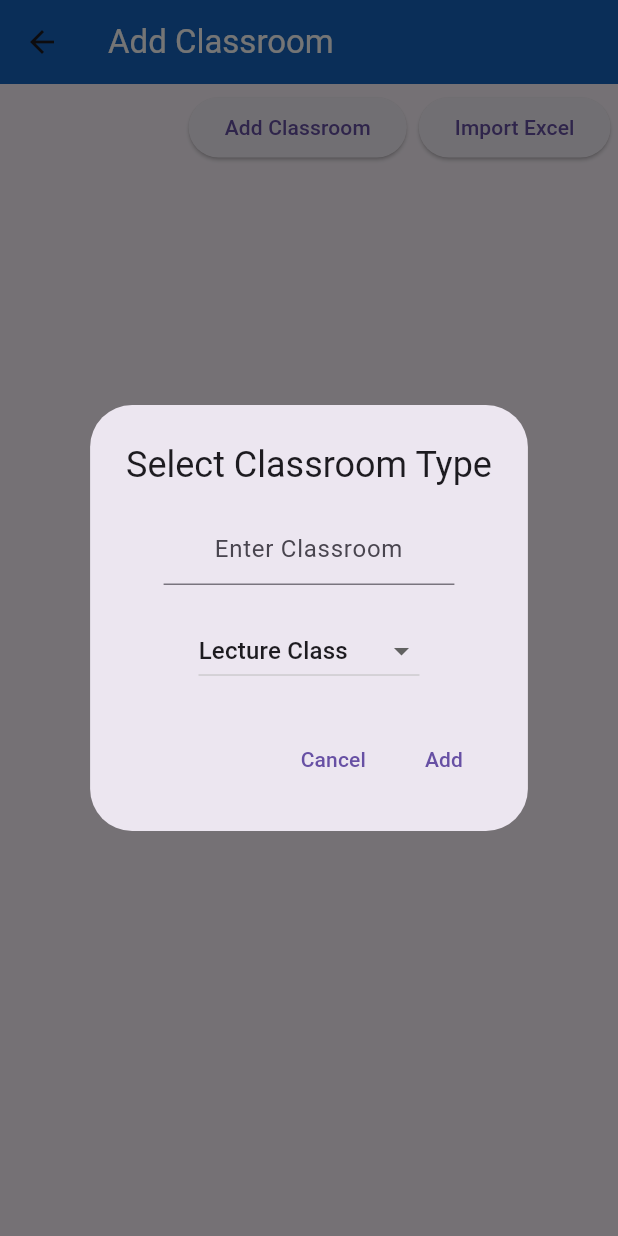
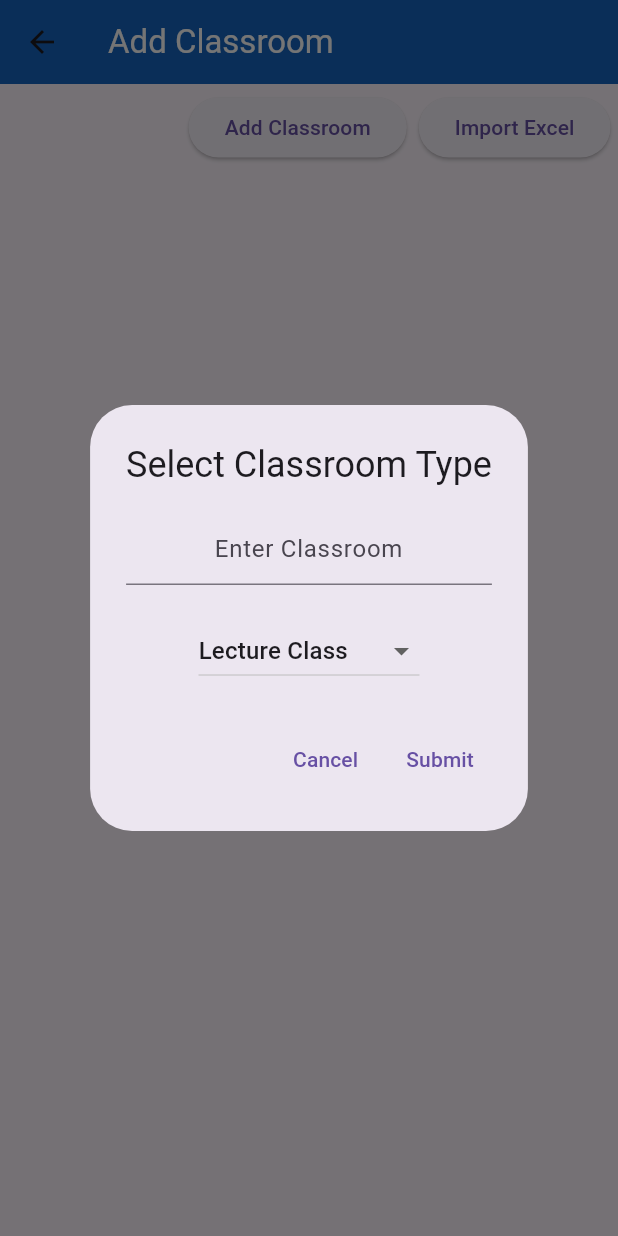
Before and after one commit to pandanaim21/timetronix, a Flutter app: the AddClassroom screen opened directly, after a tap on "Add Classroom", on a phone screen of 412 x 824 dp. Run offline on Flutter 3.47's test engine with Material 3 defaults, Android fonts, the phone set to English and light mode, and no system bars; our stand-ins replace file_picker, sqflite_common_ffi; missing offline and left inert: excel; accounts and stored records are empty.

Commit message:
custom dialog

```diff
--- /dev/null
+++ b/lib/components/custom_dialog.dart
@@ -0,0 +1,92 @@
+import 'package:flutter/material.dart';
+
+class CustomDialog extends StatefulWidget {
+  final String title;
+  final String hintText;
+  final String initialValue; // New property to hold the initial value
+  final List<String> dropdownItems;
+  final String selectedDropdownItem;
+  final Function(String, String) onSubmit;
+
+  const CustomDialog({
+    Key? key,
+    required this.title,
+    required this.hintText,
+    required this.initialValue,
+    required this.dropdownItems,
+    required this.selectedDropdownItem,
+    required this.onSubmit,
+  }) : super(key: key);
+
+  @override
+  _CustomDialogState createState() => _CustomDialogState();
+}
+
+class _CustomDialogState extends State<CustomDialog> {
+  late String room;
+  late String type;
+  late TextEditingController _textController;
+
+  @override
+  void initState() {
+    super.initState();
+    room = widget.initialValue;
+    type = widget.selectedDropdownItem;
+    _textController = TextEditingController(text: widget.initialValue);
+  }
+
+  @override
+  Widget build(BuildContext context) {
+    return AlertDialog(
+      title: Text(widget.title),
+      content: Column(
+        mainAxisSize: MainAxisSize.min,
+        children: [
+          TextField(
+            controller: _textController,
+            onChanged: (value) {
+              setState(() {
+                room = value;
+              });
+            },
+            textAlign: TextAlign.center,
+            decoration: InputDecoration(
+              hintText: widget.hintText,
+            ),
+          ),
+          SizedBox(height: 20),
+          DropdownButton<String>(
+            value: type,
+            onChanged: (String? newValue) {
+              setState(() {
+                type = newValue!;
+              });
+            },
+            items: widget.dropdownItems
+                .map<DropdownMenuItem<String>>((String value) {
+              return DropdownMenuItem<String>(
+                value: value,
+                child: Text(value),
+              );
+            }).toList(),
+          ),
+        ],
+      ),
+      actions: [
+        TextButton(
+          onPressed: () {
+            Navigator.of(context).pop();
+          },
+          child: Text('Cancel'),
+        ),
+        TextButton(
+          onPressed: () {
+            widget.onSubmit(room, type);
+            Navigator.of(context).pop();
+          },
+          child: Text('Submit'),
+        ),
+      ],
+    );
+  }
+}
--- a/lib/pages/classroom.dart
+++ b/lib/pages/classroom.dart
@@ -1,6 +1,7 @@
 import 'dart:io';
 
 import 'package:flutter/material.dart';
+import 'package:timetronix/components/custom_dialog.dart';
 import 'package:timetronix/db/db_helper.dart';
 import 'package:file_picker/file_picker.dart';
 import 'package:excel/excel.dart';
@@ -128,133 +129,33 @@ class _AddClassroomState extends State<AddClassroom> {
     loadClassrooms();
   }
 
-  void _showImportDialog() {
+  void _showCustomDialog(String title, String initialValue, String selectedType,
+      Function(String, String) onSubmit) {
     showDialog(
       context: context,
       builder: (BuildContext context) {
-        return StatefulBuilder(
-          builder: (context, setState) {
-            return AlertDialog(
-              title: Text('Select Classroom Type'),
-              content: Column(
-                mainAxisSize: MainAxisSize.min,
-                children: [
-                  Padding(
-                    padding: const EdgeInsets.symmetric(horizontal: 25.0),
-                    child: Center(
-                      child: TextField(
-                        controller: _controller,
-                        textAlign: TextAlign.center,
-                        decoration: InputDecoration(
-                          hintText: 'Enter Classroom',
-                        ),
-                      ),
-                    ),
-                  ),
-                  SizedBox(height: 20),
-                  Center(
-                    child: DropdownButton<String>(
-                      value: selectedClassType,
-                      onChanged: (String? newValue) {
-                        setState(() {
-                          selectedClassType = newValue!;
-                        });
-                      },
-                      items: <String>['Lecture Class', 'Laboratory Class']
-                          .map<DropdownMenuItem<String>>((String value) {
-                        return DropdownMenuItem<String>(
-                          value: value,
-                          child: Text(value),
-                        );
-                      }).toList(),
-                    ),
-                  ),
-                ],
-              ),
-              actions: [
-                TextButton(
-                  onPressed: () {
-                    Navigator.of(context).pop();
-                  },
-                  child: Text('Cancel'),
-                ),
-                TextButton(
-                  onPressed: () {
-                    addClassroom(_controller.text, selectedClassType);
-                    Navigator.of(context).pop();
-                  },
-                  child: Text('Add'),
-                ),
-              ],
-            );
-          },
+        return CustomDialog(
+          title: title,
+          hintText: 'Enter Classroom',
+          initialValue: initialValue,
+          dropdownItems: ['Lecture Class', 'Laboratory Class'],
+          selectedDropdownItem: selectedType,
+          onSubmit: onSubmit,
         );
       },
     );
   }
 
+  void _showImportDialog() {
+    _showCustomDialog(
+        'Select Classroom Type', '', 'Lecture Class', addClassroom);
+  }
+
   void _showEditDialog(Map<String, dynamic> classroom) {
-    String room = classroom['room'];
-    String type = classroom['type'];
-
-    showDialog(
-      context: context,
-      builder: (BuildContext context) {
-        return StatefulBuilder(
-          builder: (context, setState) {
-            return AlertDialog(
-              title: Text('Edit Classroom'),
-              content: Column(
-                mainAxisSize: MainAxisSize.min,
-                children: [
-                  TextField(
-                    controller: TextEditingController(text: room),
-                    onChanged: (value) {
-                      room = value;
-                    },
-                    textAlign: TextAlign.center,
-                    decoration: InputDecoration(
-                      hintText: 'Enter Classroom',
-                    ),
-                  ),
-                  SizedBox(height: 20),
-                  DropdownButton<String>(
-                    value: type,
-                    onChanged: (String? newValue) {
-                      setState(() {
-                        type = newValue!;
-                      });
-                    },
-                    items: <String>['Lecture Class', 'Laboratory Class']
-                        .map<DropdownMenuItem<String>>((String value) {
-                      return DropdownMenuItem<String>(
-                        value: value,
-                        child: Text(value),
-                      );
-                    }).toList(),
-                  ),
-                ],
-              ),
-              actions: [
-                TextButton(
-                  onPressed: () {
-                    Navigator.of(context).pop();
-                  },
-                  child: Text('Cancel'),
-                ),
-                TextButton(
-                  onPressed: () {
-                    updateClassroom(classroom['id'], room, type);
-                    Navigator.of(context).pop();
-                  },
-                  child: Text('Update'),
-                ),
-              ],
-            );
-          },
-        );
-      },
-    );
+    _showCustomDialog('Edit Classroom', classroom['room'], classroom['type'],
+        (room, type) {
+      updateClassroom(classroom['id'], room, type);
+    });
   }
 
   void addClassroom(String room, String type) async {
```
